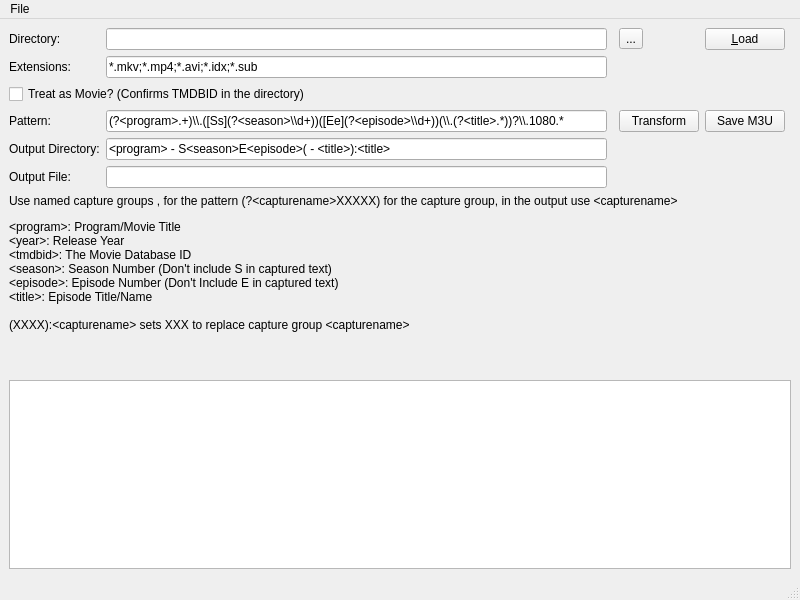
towel42-com/MediaManager, file MainWindow/MainWindow.ui: the form before one commit.
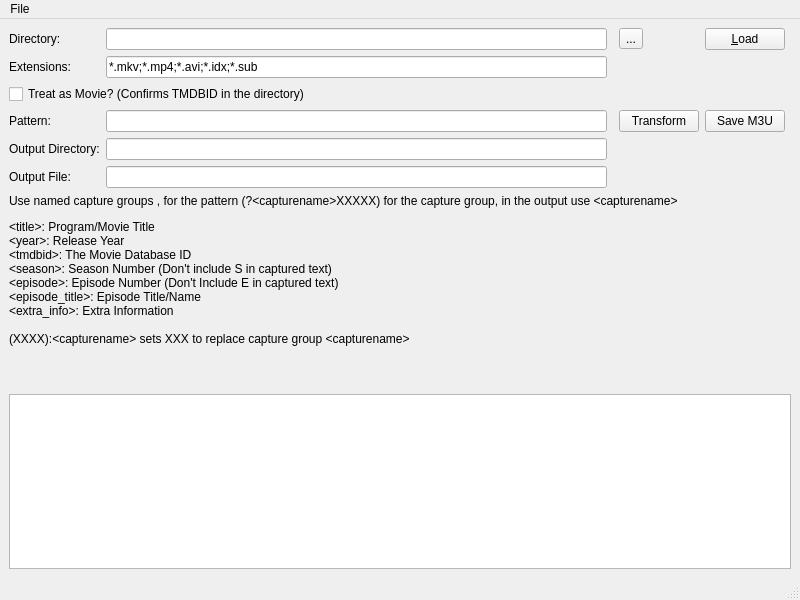
The form after the commit. Icons and pictures are not drawn.

Commit message: Better support for movie searching from the movie database

The edit to the form file:
```diff
--- a/MainWindow/MainWindow.ui
+++ b/MainWindow/MainWindow.ui
@@ -42,7 +42,7 @@
     <item row="8" column="0" colspan="6">
      <widget class="QLabel" name="label_3">
       <property name="text">
-       <string>&lt;html&gt;&lt;head/&gt;&lt;body&gt;&lt;p&gt;Use named capture groups , for the pattern (?&amp;lt;capturename&amp;gt;XXXXX) for the capture group, in the output use &amp;lt;capturename&amp;gt;&lt;/p&gt;&lt;p&gt;&amp;lt;program&amp;gt;: Program/Movie Title&lt;br/&gt;&amp;lt;year&amp;gt;: Release Year&lt;br/&gt;&amp;lt;tmdbid&amp;gt;: The Movie Database ID&lt;br/&gt;&amp;lt;season&amp;gt;: Season Number (Don't include S in captured text)&lt;br/&gt;&amp;lt;episode&amp;gt;: Episode Number (Don't Include E in captured text)&lt;br/&gt;&amp;lt;title&amp;gt;: Episode Title/Name&lt;br/&gt;&lt;br/&gt;(XXXX):&amp;lt;capturename&amp;gt; sets XXX to replace capture group &amp;lt;capturename&amp;gt;&lt;br/&gt;&lt;br/&gt;&lt;br/&gt;&lt;/p&gt;&lt;/body&gt;&lt;/html&gt;</string>
+       <string>&lt;html&gt;&lt;head/&gt;&lt;body&gt;&lt;p&gt;Use named capture groups , for the pattern (?&amp;lt;capturename&amp;gt;XXXXX) for the capture group, in the output use &amp;lt;capturename&amp;gt;&lt;/p&gt;&lt;p&gt;&amp;lt;title&amp;gt;: Program/Movie Title&lt;br/&gt;&amp;lt;year&amp;gt;: Release Year&lt;br/&gt;&amp;lt;tmdbid&amp;gt;: The Movie Database ID&lt;br/&gt;&amp;lt;season&amp;gt;: Season Number (Don't include S in captured text)&lt;br/&gt;&amp;lt;episode&amp;gt;: Episode Number (Don't Include E in captured text)&lt;br/&gt;&amp;lt;episode_title&amp;gt;: Episode Title/Name&lt;br/&gt;&amp;lt;extra_info&amp;gt;: Extra Information&lt;br/&gt;&lt;br/&gt;(XXXX):&amp;lt;capturename&amp;gt; sets XXX to replace capture group &amp;lt;capturename&amp;gt;&lt;br/&gt;&lt;br/&gt;&lt;br/&gt;&lt;/p&gt;&lt;/body&gt;&lt;/html&gt;</string>
       </property>
       <property name="wordWrap">
        <bool>true</bool>
@@ -68,7 +68,7 @@
        </sizepolicy>
       </property>
       <property name="text">
-       <string>&lt;program&gt; - S&lt;season&gt;E&lt;episode&gt;( - &lt;title&gt;):&lt;title&gt;</string>
+       <string/>
       </property>
      </widget>
     </item>
@@ -132,7 +132,7 @@
        </sizepolicy>
       </property>
       <property name="text">
-       <string>(?&lt;program&gt;.+)\\.([Ss](?&lt;season&gt;\\d+))([Ee](?&lt;episode&gt;\\d+))(\\.(?&lt;title&gt;.*))?\\.1080.*</string>
+       <string/>
       </property>
      </widget>
     </item>
```
Left out of the diff: 2 changed lines with no effect on the pictures. The commit also changes 6 other files.
